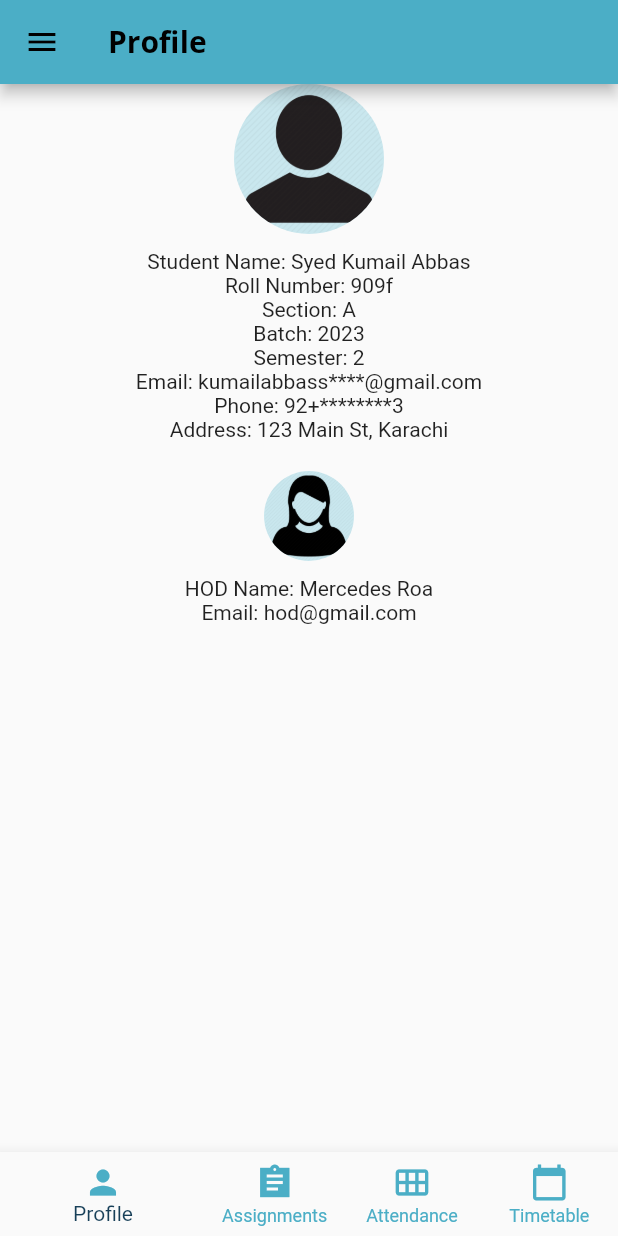
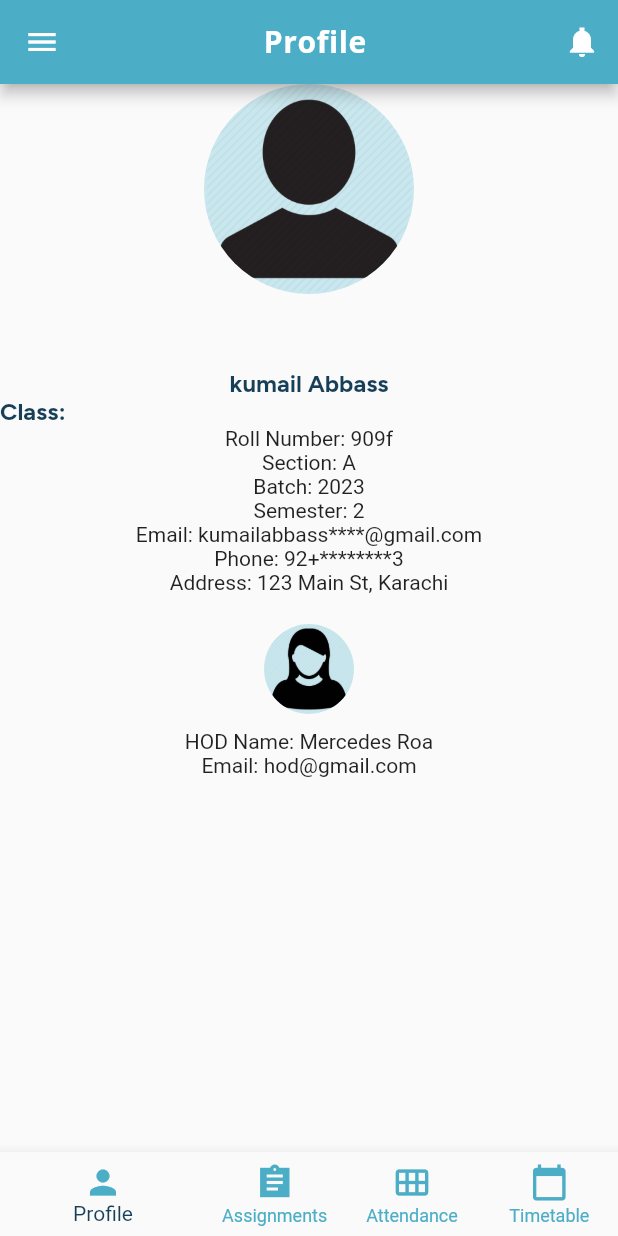
Before and after one commit to HamzaNaeem03/CampusConnect, a Flutter app: the screen it shows after launch, on a phone screen of 412 x 824 dp. Run offline on Flutter 3.47's test engine with Material 2 defaults, Android fonts, the phone set to English and light mode, and no system bars; our stand-ins replace google_fonts.

Commit message:
details for profile screen

```diff
--- a/lib/screens/profile.dart
+++ b/lib/screens/profile.dart
@@ -16,7 +16,23 @@ class _ProfileScreenState extends State<ProfileScreen> {
   Widget build(BuildContext context) {
     return Scaffold(
       appBar: AppBar(
-        title: Text('Profile'),
+      iconTheme: IconThemeData(color: Colors.white),
+      title: Center(
+          child: Text(
+        "Profile",
+        style: const TextStyle(
+            fontSize: 20, color: Colors.white, letterSpacing: 0.4),
+      )),
+      actions: <Widget>[
+        IconButton(
+          icon: Icon(
+            Icons.notifications_sharp,
+          ),
+          onPressed: () {
+            // do something
+          },
+        )
+      ],
       ),
       // Use your custom MyAppbar widget here
       drawer: MyDrawer(
@@ -24,20 +40,32 @@ class _ProfileScreenState extends State<ProfileScreen> {
         accountEmail: 'hamza04032003',
       ),
       bottomNavigationBar: BottomNavBar(),
-      body: Column(
+      body: SingleChildScrollView(
+        child: Column(
           children: [
             // Student Profile
             Center(
               child: Column(
                 mainAxisAlignment: MainAxisAlignment.center,
                 crossAxisAlignment: CrossAxisAlignment.center,
-              children: const [
-                CircleAvatar(
+                children:  [
+                  SizedBox(
+                    height: 140,
+                    width: 140,
+                    child: CircleAvatar(
                       radius: 50,
                       backgroundImage: AssetImage('assets/images/avator2.png'),
                     ),
-                SizedBox(height: 10),
-                Text('Student Name: Syed Kumail Abbas'),
+                  ),
+                  SizedBox(height: 50),
+
+                                        Text('kumail Abbass', style: Theme.of(context).textTheme.titleMedium,),
+      Row(
+        children: [
+          Text("Class:" , style: Theme.of(context).textTheme.titleMedium,),
+        ],
+      ),
+
                   Text('Roll Number: 909f'),
                   Text('Section: A'),
                   Text('Batch: 2023'),
@@ -68,6 +96,7 @@ class _ProfileScreenState extends State<ProfileScreen> {
             ),
           ],
         ),
+      ),
     );
   }
 }
```
Also changed, not shown: 2 other files. Lines whose indentation alone changed are shown as unchanged.
